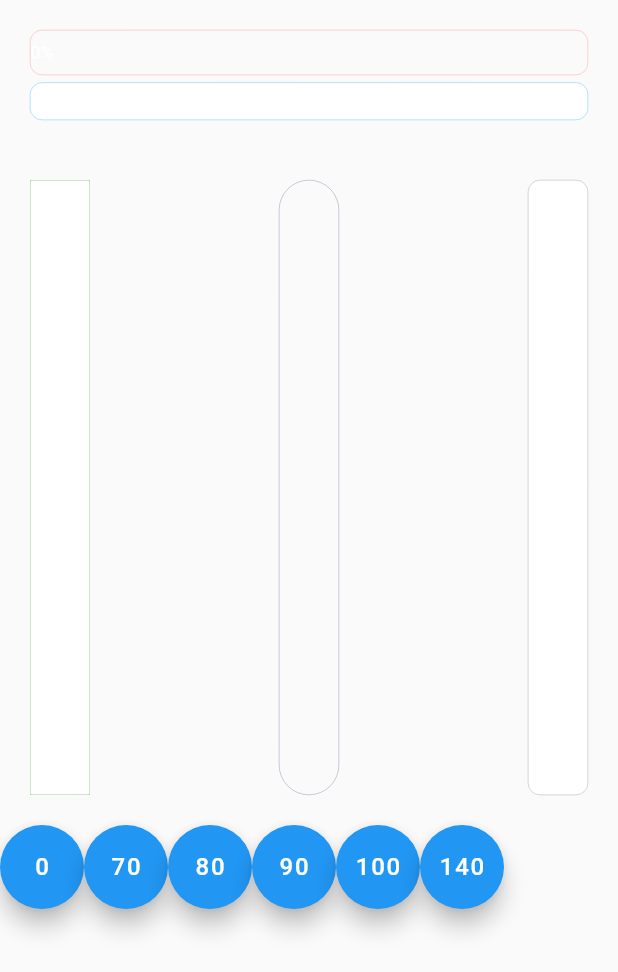
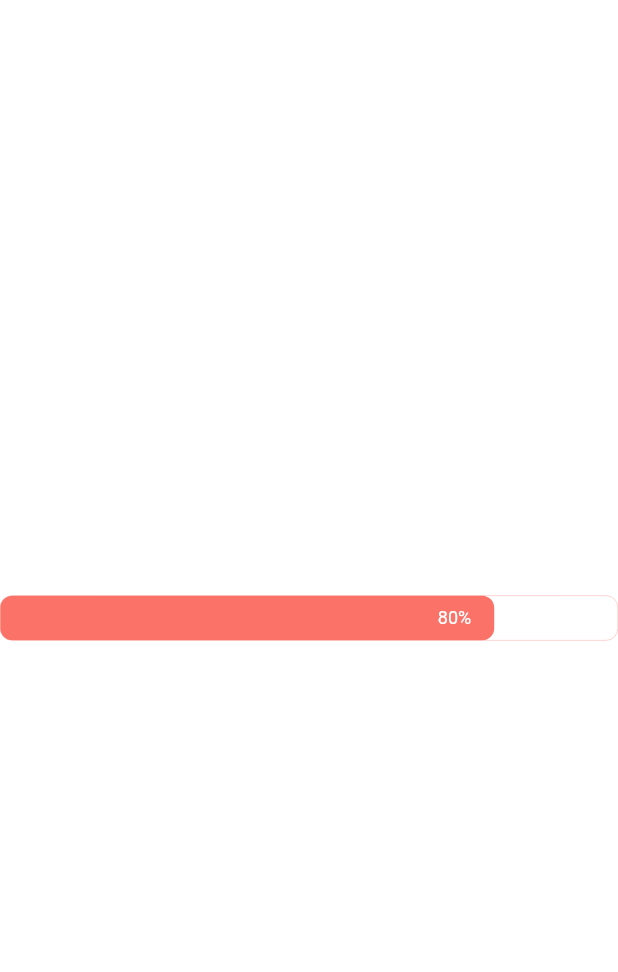
Before and after one commit to ltdangkhoa/Flutter-Animation-Progress-Bar, a Flutter app: the screen it shows after launch, on a phone screen of 412 x 824 dp. Shown: the top 972 px of the screen. Run offline on Flutter 3.47's test engine with Material 2 defaults, Android fonts, the phone set to English and light mode, and no system bars.

Commit message:
Update docs

```diff
--- a/example/lib/main.dart
+++ b/example/lib/main.dart
@@ -1,128 +1,12 @@
-import 'package:flutter/material.dart';
-
+import 'package:flutter/widgets.dart';
 import 'package:flutter_animation_progress_bar/flutter_animation_progress_bar.dart';
 
-void main() => runApp(MyApp());
-
-class MyApp extends StatelessWidget {
-  // This widget is the root of your application.
-  @override
-  Widget build(BuildContext context) {
-    return MaterialApp(
-      home: TestApp(),
-    );
-  }
+void main() {
+  runApp(
+    Center(
+        child: FAProgressBar(
+      currentValue: 80,
+      displayText: '%',
+    )),
+  );
 }
-
-class TestApp extends StatefulWidget {
-  @override
-  _TestAppState createState() => _TestAppState();
-}
-
-class _TestAppState extends State<TestApp> {
-  int _currentValue = 0;
-
-  setEndPressed(int value) {
-    setState(() {
-      _currentValue = value;
-    });
-  }
-
-  Widget buildFloatingButton(String text, VoidCallback callback) {
-    TextStyle roundTextStyle =
-        const TextStyle(fontSize: 16.0, color: Colors.white);
-    return new FloatingActionButton(
-        child: new Text(text, style: roundTextStyle), onPressed: callback);
-  }
-
-  @override
-  Widget build(BuildContext context) {
-    return Scaffold(
-      body: Container(
-          child: Column(
-        children: <Widget>[
-          Container(
-              height: 100,
-              child: Padding(
-                  padding: EdgeInsets.fromLTRB(20, 20, 20, 20),
-                  child: Column(children: [
-                    FAProgressBar(
-                      currentValue: _currentValue,
-                      displayText: '%',
-                    ),
-                    Spacer(),
-                    FAProgressBar(
-                      currentValue: _currentValue,
-                      size: 25,
-                      maxValue: 150,
-                      changeColorValue: 100,
-                      changeProgressColor: Colors.pink,
-                      backgroundColor: Colors.white,
-                      progressColor: Colors.lightBlue,
-                      animatedDuration: const Duration(milliseconds: 300),
-                      direction: Axis.horizontal,
-                      verticalDirection: VerticalDirection.up,
-                      displayText: 'mph',
-                    )
-                  ]))),
-          Container(
-              height: 450,
-              child: Padding(
-                padding: EdgeInsets.fromLTRB(20, 20, 20, 20),
-                child: Row(
-                  children: <Widget>[
-                    FAProgressBar(
-                      currentValue: _currentValue,
-                      maxValue: 140,
-                      size: 40,
-                      animatedDuration: const Duration(milliseconds: 400),
-                      direction: Axis.vertical,
-                      verticalDirection: VerticalDirection.up,
-                      borderRadius: 0,
-                      backgroundColor: Colors.white,
-                      progressColor: Colors.green,
-                      changeColorValue: 90,
-                      changeProgressColor: Colors.red,
-                      displayText: '°C',
-                    ),
-                    Spacer(),
-                    FAProgressBar(
-                        maxValue: 140,
-                        size: 40,
-                        borderRadius: 40,
-                        progressColor: const Color(0xff5F4B8B),
-                        currentValue: _currentValue,
-                        direction: Axis.vertical,
-                        verticalDirection: VerticalDirection.down),
-                    Spacer(),
-                    FAProgressBar(
-                        size: 40,
-                        progressColor: Colors.black54,
-                        backgroundColor: Colors.white,
-                        currentValue: _currentValue,
-                        animatedDuration: const Duration(milliseconds: 800),
-                        direction: Axis.vertical,
-                        verticalDirection: VerticalDirection.up)
-                  ],
-                ),
-              )),
-          Container(
-              child: Padding(
-            padding: EdgeInsets.only(bottom: 10),
-            child: Container(
-                child: Row(
-              children: <Widget>[
-                buildFloatingButton("0", () => setEndPressed(0)),
-                buildFloatingButton("70", () => setEndPressed(70)),
-                buildFloatingButton("80", () => setEndPressed(80)),
-                buildFloatingButton("90", () => setEndPressed(90)),
-                buildFloatingButton("100", () => setEndPressed(100)),
-                buildFloatingButton("140", () => setEndPressed(140)),
-              ],
-            )),
-          )),
-        ],
-      )),
-    );
-  }
-}
--- a/lib/flutter_animation_progress_bar.dart
+++ b/lib/flutter_animation_progress_bar.dart
@@ -1,5 +1,5 @@
 import 'package:flutter/animation.dart';
-import 'package:flutter/material.dart';
+import 'package:flutter/widgets.dart';
 
 class FAProgressBar extends StatefulWidget {
   FAProgressBar(
@@ -11,13 +11,12 @@ class FAProgressBar extends StatefulWidget {
       this.direction = Axis.horizontal,
       this.verticalDirection = VerticalDirection.down,
       this.borderRadius = 8,
-      this.backgroundColor = Colors.transparent,
+      this.backgroundColor = const Color(0x00FFFFFF),
       this.progressColor = const Color(0xFFFA7268),
       this.changeColorValue,
       this.changeProgressColor = const Color(0xFF5F4B8B),
       this.displayText})
       : super(key: key);
-
   final int currentValue;
   final int maxValue;
   final double size;
@@ -48,11 +47,17 @@ class _FAProgressBarState extends State<FAProgressBar>
         AnimationController(duration: widget.animatedDuration, vsync: this);
     _animation = Tween<double>(begin: _currentBegin, end: _currentEnd)
         .animate(_controller);
+    triggerAnimation();
     super.initState();
   }
 
   @override
-  void didUpdateWidget(FAProgressBar oldWidget) {
+  void didUpdateWidget(FAProgressBar old) {
+    triggerAnimation();
+    super.didUpdateWidget(old);
+  }
+
+  void triggerAnimation() {
     setState(() {
       _currentBegin = _animation.value;
       _currentEnd = widget.currentValue / widget.maxValue;
@@ -61,7 +66,6 @@ class _FAProgressBarState extends State<FAProgressBar>
     });
     _controller.reset();
     _controller.forward();
-    super.didUpdateWidget(oldWidget);
   }
 
   @override
@@ -92,28 +96,25 @@ class AnimatedProgressBar extends AnimatedWidget {
 
   Widget build(BuildContext context) {
     final Animation<double> animation = listenable;
+    Color progressColor = widget.progressColor;
 
-    Color progressColor = widget.progressColor;
     if (widget.changeColorValue != null) {
       final _colorTween = ColorTween(
           begin: widget.progressColor, end: widget.changeProgressColor);
-      double _transformValue = transformValue(
-          animation.value, widget.changeColorValue, widget.maxValue, 5);
-      progressColor = _colorTween.transform(_transformValue);
+      progressColor = _colorTween.transform(transformValue(
+          animation.value, widget.changeColorValue, widget.maxValue, 5));
     }
 
     List<Widget> progressWidgets = [];
-    Widget progressWidget = new Opacity(
-        opacity: 1,
-        child: Container(
+    Widget progressWidget = new Container(
         decoration: BoxDecoration(
       color: progressColor,
-          borderRadius: new BorderRadius.circular(widget.borderRadius),
-        )));
+      borderRadius: BorderRadius.circular(widget.borderRadius),
+    ));
     progressWidgets.add(progressWidget);
 
     if (widget.displayText != null) {
-      Widget textWidget = new Align(
+      Widget textProgress = new Container(
           alignment: widget.direction == Axis.horizontal
               ? FractionalOffset(0.95, 0.5)
               : (widget.verticalDirection == VerticalDirection.up
@@ -123,22 +124,19 @@ class AnimatedProgressBar extends AnimatedWidget {
               (animation.value * widget.maxValue).toInt().toString() +
                   widget.displayText,
               softWrap: false,
-            style: TextStyle(color: Colors.white, fontSize: 12),
-          ));
-      progressWidgets.add(textWidget);
+              style: TextStyle(color: const Color(0xFFFFFFFF), fontSize: 12)));
+      progressWidgets.add(textProgress);
     }
 
-    return Container(
-        alignment: Alignment.bottomCenter,
+    return Directionality(
+      textDirection: TextDirection.ltr,
+      child: Container(
         width: widget.direction == Axis.vertical ? widget.size : null,
         height: widget.direction == Axis.horizontal ? widget.size : null,
         decoration: BoxDecoration(
           color: widget.backgroundColor,
-          borderRadius: new BorderRadius.circular(widget.borderRadius),
-          border: Border.all(
-            color: widget.progressColor,
-            width: 0.2,
-          ),
+          borderRadius: BorderRadius.circular(widget.borderRadius),
+          border: Border.all(color: widget.progressColor, width: 0.2),
         ),
         child: Flex(
           direction: widget.direction,
@@ -146,13 +144,12 @@ class AnimatedProgressBar extends AnimatedWidget {
           children: <Widget>[
             Expanded(
                 flex: (animation.value * 100).toInt(),
-              child: Stack(
-                children: progressWidgets,
-              ),
-            ),
+                child: Stack(children: progressWidgets)),
             Expanded(
                 flex: 100 - (animation.value * 100).toInt(), child: Container())
           ],
-        ));
+        ),
+      ),
+    );
   }
 }
```
Also changed, not shown: 4 other files. Lines whose indentation alone changed are shown as unchanged.
